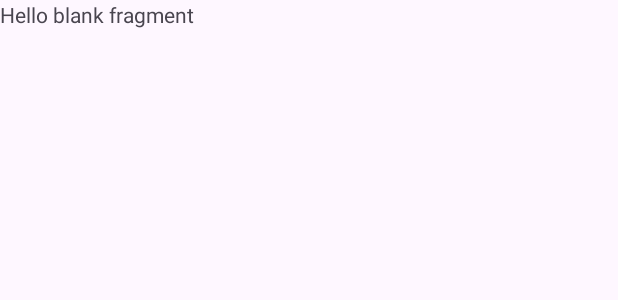
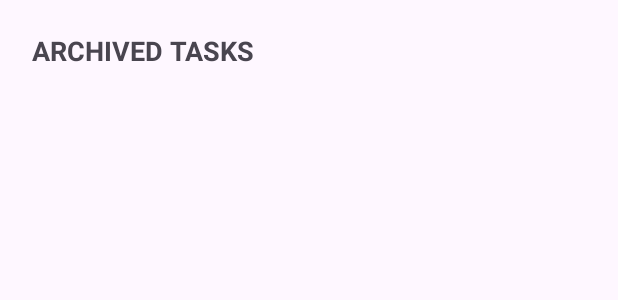
Before and after one commit to Wikho/TimeTracker-Mobile-App-Android-Studio-OPSC7311_Sem2_2024, an Android app: the layout fragment_archived_tasks.xml on its own in the app's theme, with its tools: preview values and no code run, on a phone screen of 412 x 824 dp. Shown: the top 300 px of the screen. Run offline under Robolectric (Android 15) with nearby library versions, the phone set to English and light mode, and no system bars.

Commit message:
Archive UI & Archive/Un-Archive functionality

```diff
--- a/app/src/main/java/com/example/opsc7311_sem2_2024/TaskItemDao.kt
+++ b/app/src/main/java/com/example/opsc7311_sem2_2024/TaskItemDao.kt
@@ -23,4 +23,8 @@ interface TaskItemDao {
     @Query("SELECT * FROM task_items")
     suspend fun getAllTasks(): List<TaskItem>
 
+    @Query("SELECT * FROM task_items WHERE isArchived = 1")
+    suspend fun getArchivedTasks(): List<TaskItem>
+
+
 }
--- a/app/src/main/res/layout/fragment_archived_tasks.xml
+++ b/app/src/main/res/layout/fragment_archived_tasks.xml
@@ -1,14 +1,51 @@
 <?xml version="1.0" encoding="utf-8"?>
-<FrameLayout xmlns:android="http://schemas.android.com/apk/res/android"
+<RelativeLayout
+    xmlns:android="http://schemas.android.com/apk/res/android"
     xmlns:tools="http://schemas.android.com/tools"
     android:layout_width="match_parent"
     android:layout_height="match_parent"
-    tools:context=".ArchivedTasksFragment">
+    android:paddingBottom="5dp"
+    android:paddingTop ="5dp"
+    android:paddingHorizontal="5dp">
 
-    <!-- TODO: Update blank fragment layout -->
-    <TextView
+    <!-- ScrollView with task sections -->
+    <androidx.core.widget.NestedScrollView
+        android:id="@+id/scrollViewTasks"
         android:layout_width="match_parent"
-        android:layout_height="match_parent"
-        android:text="@string/hello_blank_fragment" />
+        android:layout_height="wrap_content"
+        android:layout_alignParentTop="true"
+        android:fillViewport="true">
 
-</FrameLayout>
+        <LinearLayout
+            android:layout_width="match_parent"
+            android:layout_height="wrap_content"
+            android:orientation="vertical"
+            android:id="@+id/parentLinearLayout"
+            android:padding="16dp">
+
+            <!-- Section for TODAY tasks -->
+            <TextView
+                android:id="@+id/tvToday"
+                android:layout_width="wrap_content"
+                android:layout_height="wrap_content"
+                android:text="@string/archived_tasks"
+                android:textSize="18sp"
+                android:textStyle="bold"
+                android:layout_marginBottom="8dp"
+                android:gravity="top|start"/>
+
+            <androidx.recyclerview.widget.RecyclerView
+                android:id="@+id/rvArchivedTasks"
+                android:layout_width="match_parent"
+                android:layout_height="wrap_content"
+                android:layout_marginBottom="16dp"
+                />
+
+
+
+        </LinearLayout>
+
+    </androidx.core.widget.NestedScrollView>
+
+
+</RelativeLayout>
--- a/app/src/main/res/layout/fragment_tasks.xml
+++ b/app/src/main/res/layout/fragment_tasks.xml
@@ -13,6 +13,7 @@
      android:id="@+id/scrollViewTasks"
      android:layout_width="match_parent"
      android:layout_height="wrap_content"
+     android:layout_alignParentTop="true"
      android:layout_above="@id/btnArchivedTasks"
      android:fillViewport="true">
 
@@ -31,7 +32,8 @@
        android:text="@string/today"
        android:textSize="18sp"
        android:textStyle="bold"
-       android:layout_marginBottom="8dp" />
+       android:layout_marginBottom="8dp"
+       android:gravity="top|start"/>
 
    <androidx.recyclerview.widget.RecyclerView
        android:id="@+id/rvToday"
```
Also changed, not shown: app/src/main/java/com/example/opsc7311_sem2_2024/ArchivedTasksFragment.kt (+59 -41 lines), app/src/main/java/com/example/opsc7311_sem2_2024/TaskInfoFragment.kt (+44 -0 lines), app/src/main/java/com/example/opsc7311_sem2_2024/TaskViewModel.kt (+6 -1 lines).
